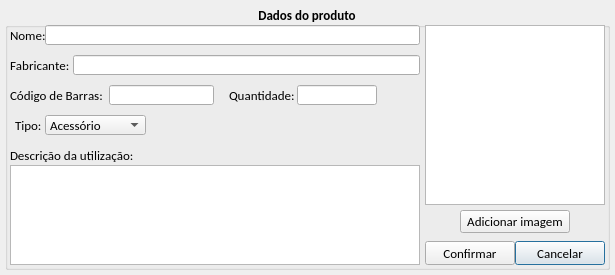
jmessias1725/sexloja, file loja/tela_cadastro_produto.ui: the form before one commit.
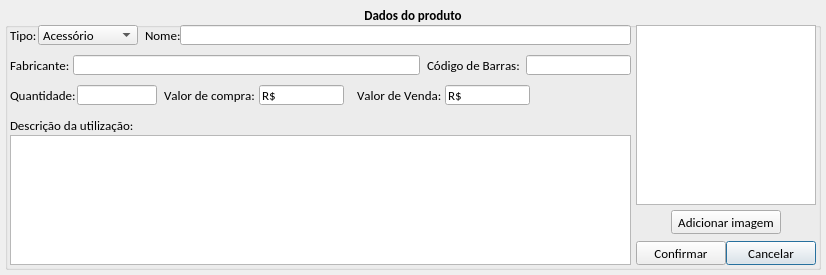
The form after the commit. Icons and pictures are not drawn.

What changed in the file:
```diff
--- a/loja/tela_cadastro_produto.ui
+++ b/loja/tela_cadastro_produto.ui
@@ -9,7 +9,7 @@
    <rect>
     <x>0</x>
     <y>0</y>
-    <width>615</width>
+    <width>826</width>
     <height>275</height>
    </rect>
   </property>
@@ -21,7 +21,7 @@
     <rect>
      <x>5</x>
      <y>5</y>
-     <width>605</width>
+     <width>816</width>
      <height>265</height>
     </rect>
    </property>
@@ -48,7 +48,7 @@
    <widget class="QLabel" name="lb_nome">
     <property name="geometry">
      <rect>
-      <x>5</x>
+      <x>140</x>
       <y>20</y>
       <width>35</width>
       <height>20</height>
@@ -68,9 +68,9 @@
    <widget class="QLineEdit" name="le_nome">
     <property name="geometry">
      <rect>
-      <x>40</x>
+      <x>175</x>
       <y>20</y>
-      <width>375</width>
+      <width>451</width>
       <height>20</height>
      </rect>
     </property>
@@ -140,8 +140,8 @@
    <widget class="QLabel" name="lb_codigo_barras">
     <property name="geometry">
      <rect>
-      <x>5</x>
-      <y>80</y>
+      <x>422</x>
+      <y>50</y>
       <width>99</width>
       <height>20</height>
      </rect>
@@ -160,8 +160,8 @@
    <widget class="QLineEdit" name="le_codigo_barras">
     <property name="geometry">
      <rect>
-      <x>104</x>
-      <y>80</y>
+      <x>521</x>
+      <y>50</y>
       <width>105</width>
       <height>20</height>
      </rect>
@@ -186,7 +186,7 @@
    <widget class="QLineEdit" name="le_quantidade">
     <property name="geometry">
      <rect>
-      <x>292</x>
+      <x>72</x>
       <y>80</y>
       <width>80</width>
       <height>20</height>
@@ -212,7 +212,7 @@
    <widget class="QLabel" name="lb_quantidade">
     <property name="geometry">
      <rect>
-      <x>224</x>
+      <x>5</x>
       <y>80</y>
       <width>67</width>
       <height>20</height>
@@ -233,9 +233,9 @@
     <property name="geometry">
      <rect>
       <x>5</x>
-      <y>160</y>
-      <width>410</width>
-      <height>100</height>
+      <y>130</y>
+      <width>621</width>
+      <height>130</height>
      </rect>
     </property>
     <property name="font">
@@ -262,7 +262,7 @@
     <property name="geometry">
      <rect>
       <x>5</x>
-      <y>140</y>
+      <y>110</y>
       <width>133</width>
       <height>20</height>
      </rect>
@@ -283,7 +283,7 @@
    <widget class="QGraphicsView" name="gv_imagem_produto">
     <property name="geometry">
      <rect>
-      <x>420</x>
+      <x>631</x>
       <y>20</y>
       <width>180</width>
       <height>180</height>
@@ -305,7 +305,7 @@
    <widget class="QPushButton" name="btn_cancelar">
     <property name="geometry">
      <rect>
-      <x>510</x>
+      <x>721</x>
       <y>236</y>
       <width>90</width>
       <height>24</height>
@@ -348,7 +348,7 @@
    <widget class="QPushButton" name="btn_confirmar">
     <property name="geometry">
      <rect>
-      <x>420</x>
+      <x>631</x>
       <y>236</y>
       <width>90</width>
       <height>24</height>
@@ -391,8 +391,8 @@
    <widget class="QLabel" name="lb_tipo">
     <property name="geometry">
      <rect>
-      <x>10</x>
-      <y>110</y>
+      <x>5</x>
+      <y>20</y>
       <width>28</width>
       <height>20</height>
      </rect>
@@ -411,9 +411,9 @@
    <widget class="QComboBox" name="cb_tipo">
     <property name="geometry">
      <rect>
-      <x>40</x>
-      <y>110</y>
-      <width>101</width>
+      <x>33</x>
+      <y>20</y>
+      <width>100</width>
       <height>20</height>
      </rect>
     </property>
@@ -503,10 +503,10 @@
    <widget class="QPushButton" name="btn_adicionar_imagem">
     <property name="geometry">
      <rect>
-      <x>455</x>
+      <x>666</x>
       <y>205</y>
       <width>110</width>
-      <height>23</height>
+      <height>24</height>
      </rect>
     </property>
     <property name="font">
@@ -519,6 +519,104 @@
      <string>Adicionar imagem</string>
     </property>
    </widget>
+   <widget class="QLabel" name="lb_valorvenda">
+    <property name="geometry">
+     <rect>
+      <x>352</x>
+      <y>80</y>
+      <width>88</width>
+      <height>20</height>
+     </rect>
+    </property>
+    <property name="font">
+     <font>
+      <weight>50</weight>
+      <bold>false</bold>
+      <kerning>false</kerning>
+     </font>
+    </property>
+    <property name="text">
+     <string>Valor de Venda:</string>
+    </property>
+   </widget>
+   <widget class="QLabel" name="lb_valor_compra">
+    <property name="geometry">
+     <rect>
+      <x>159</x>
+      <y>80</y>
+      <width>95</width>
+      <height>20</height>
+     </rect>
+    </property>
+    <property name="font">
+     <font>
+      <weight>50</weight>
+      <bold>false</bold>
+      <kerning>false</kerning>
+     </font>
+    </property>
+    <property name="text">
+     <string>Valor de compra:</string>
+    </property>
+   </widget>
+   <widget class="QLineEdit" name="le_valor_venda">
+    <property name="geometry">
+     <rect>
+      <x>440</x>
+      <y>80</y>
+      <width>85</width>
+      <height>20</height>
+     </rect>
+    </property>
+    <property name="font">
+     <font>
+      <weight>50</weight>
+      <bold>false</bold>
+      <kerning>false</kerning>
+     </font>
+    </property>
+    <property name="inputMethodHints">
+     <set>Qt::ImhNone</set>
+    </property>
+    <property name="inputMask">
+     <string>R$ xxxxxxxxx; </string>
+    </property>
+    <property name="text">
+     <string>R$ </string>
+    </property>
+    <property name="maxLength">
+     <number>12</number>
+    </property>
+   </widget>
+   <widget class="QLineEdit" name="le_valor_compra">
+    <property name="geometry">
+     <rect>
+      <x>254</x>
+      <y>80</y>
+      <width>85</width>
+      <height>20</height>
+     </rect>
+    </property>
+    <property name="font">
+     <font>
+      <weight>50</weight>
+      <bold>false</bold>
+      <kerning>false</kerning>
+     </font>
+    </property>
+    <property name="inputMethodHints">
+     <set>Qt::ImhNone</set>
+    </property>
+    <property name="inputMask">
+     <string>R$ xxxxxxxxx; </string>
+    </property>
+    <property name="text">
+     <string>R$ </string>
+    </property>
+    <property name="maxLength">
+     <number>12</number>
+    </property>
+   </widget>
   </widget>
  </widget>
  <resources>
```
Left out of the diff: 20 changed lines with no effect on the pictures.
